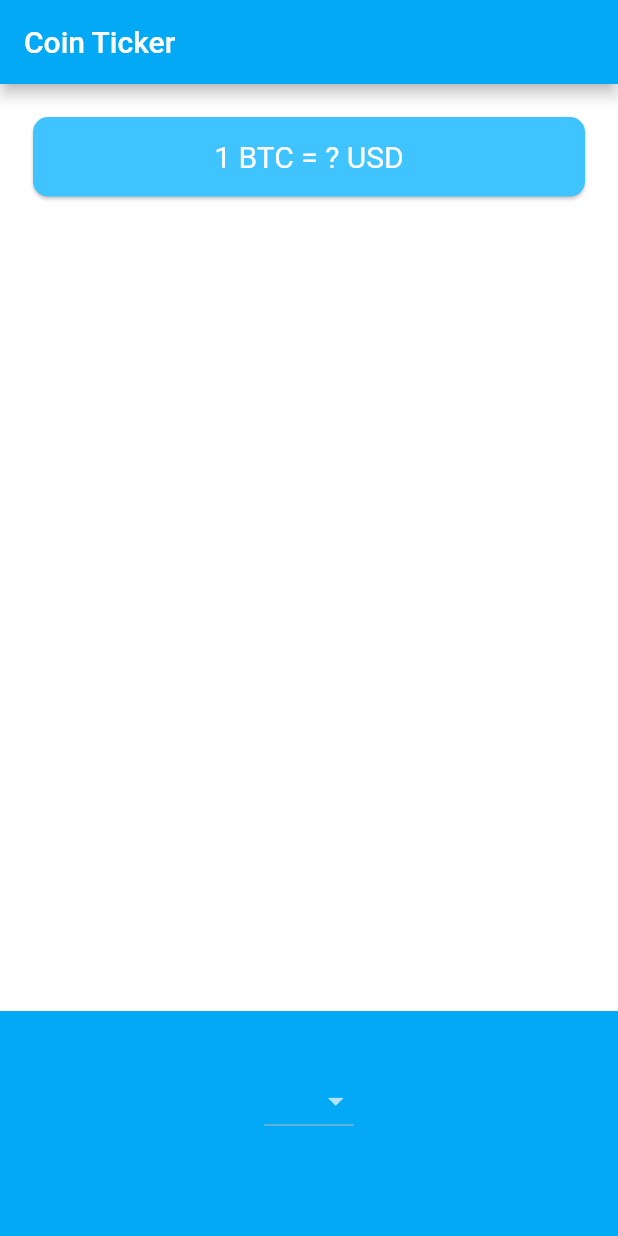
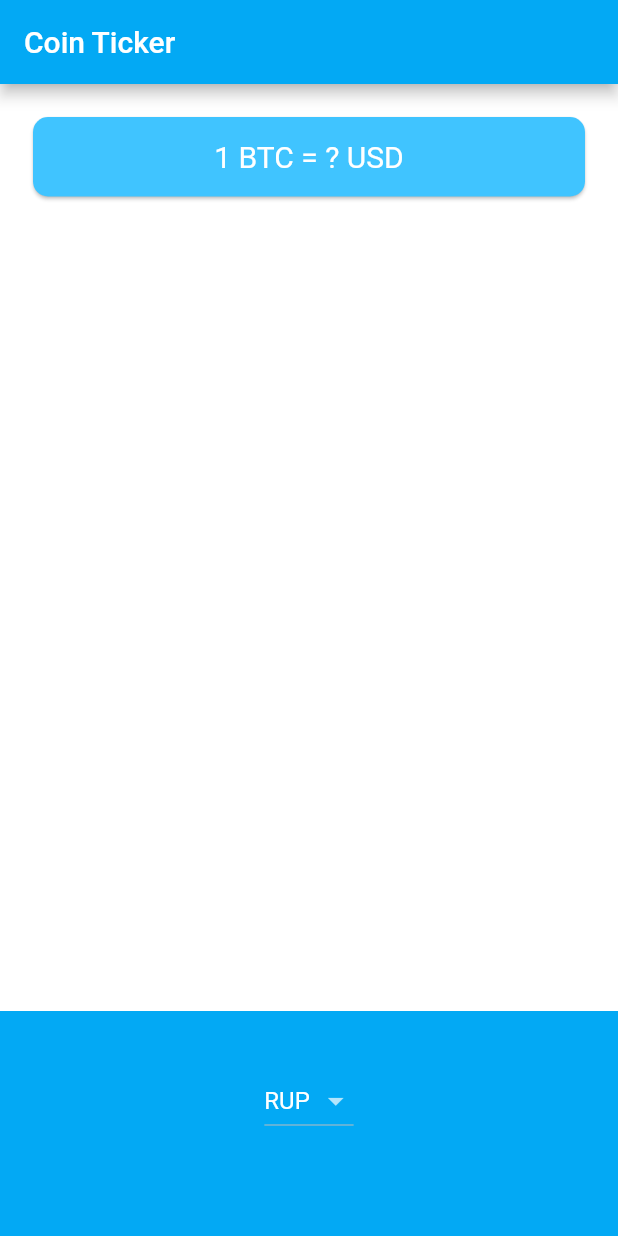
Before and after one commit to Abhishek-J-B-R-I/golden_medal, a Flutter app: the screen it shows after launch, on a phone screen of 412 x 824 dp. Run offline on Flutter 3.47's test engine with Material 2 defaults, Android fonts, the phone set to English and light mode, and no system bars.

Commit message:
dropdownmenutitem done

```diff
--- a/lib/price_screen.dart
+++ b/lib/price_screen.dart
@@ -19,8 +19,8 @@ class _price_screenState extends State<price_screen> {
 
 
   }*/
-
-  List<DropdownMenuItem<String>> ddmil(){
+/*
+  List<DropdownMenuItem> ddmil(){
     List<DropdownMenuItem<String>> dropmenuitem=[];
 
         for(int i=0;i<currency_list.length;i++){
@@ -29,7 +29,56 @@ class _price_screenState extends State<price_screen> {
         dropmenuitem.add(currency);
         }
         return dropmenuitem;
+  }*/
+
+  //List<DropdownMenuItem<String>> getDropdownItem(){
+    //int i=0;
+    /*List<DropdownMenuItem<String>> dropdownItems = [
+      /*DropdownMenuItem(child:Text("${currency_list[i]}") ,value: "${currency_list[i]}",),
+      //DropdownMenuItem(child:Text("${currency_list[1]}") ,value: "${currency_list[1]}",),
+      //DropdownMenuItem(child:Text("${currency_list[1]}") ,value: "${currency_list[1]}",),
+/*DropdownMenuItem(child: Text("${currency_list[i]}"
+    ),value: "${currency_list[i]}");*/
+      DropdownMenuItem(child:Text("${currency_list[1]}") ,value: "${currency_list[1]}",),
+
+      DropdownMenuItem(child:Text("${currency_list[2]}") ,value: "${currency_list[2]}",),
+      DropdownMenuItem(child: Text("AUD"),value: "AUD",),
+      DropdownMenuItem(child: Text("RUP"), value: "RUP",)*/
+
+    ];
+  for(int i=0;i<currency_list.length;i++){
+
+
+
+    dropdownItems.add(DropdownMenuItem(child:Text("$i") ,value: "$i"));
   }
+  return dropdownItems;
+  }*/
+
+    List<DropdownMenuItem<String>> getDropdownItem(){
+      int i=0;
+      List<DropdownMenuItem<String>> dropdownItems = [
+        DropdownMenuItem(child:Text("RUP") ,value: "RUP",),
+
+        DropdownMenuItem(child:Text("${currency_list[i]}") ,value: "${currency_list[i]}",),
+      ];
+      for(int i=0;i<currency_list.length;i++){
+       // i=1;
+        dropdownItems.add(DropdownMenuItem(
+          child: Text("${currency_list[i]}"),
+          value: "${currency_list[i]}_$i",
+        )
+        );}
+
+      return dropdownItems;
+      }
+
+  //  }
+
+
+
+
+
   @override
   Widget build(BuildContext context) {
     return Scaffold(
@@ -61,7 +110,7 @@ class _price_screenState extends State<price_screen> {
 
             child: DropdownButton<String>(
                 value: drope_down_menu,
-                items:ddmil()
+                items:getDropdownItem()
                 // [
 /*
               DropdownMenuItem(child:Text("USD") ,value: "USD",),
--- /dev/null
+++ b/lib/try.dart
@@ -0,0 +1,17 @@
+import 'coin_data.dart';
+
+int main(){
+  List <String> l=[];
+  for(int i=0;i<currency_list.length;i++){
+    var newitem="hello this is ${currency_list[i]}";
+    l.add(newitem);
+  }
+
+  for(int j=0;j<l.length;j++){
+    print("this is l: ${l[j]}");
+  }
+
+
+
+  return 0;
+}
```
